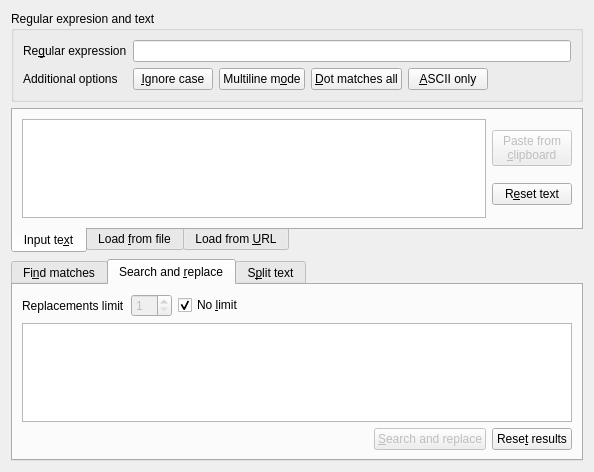
This is GUI/bret.ui in Hamza5/Basic-Regular-Expressions-Tester as Qt 5 draws it before an edit. The edited form follows.
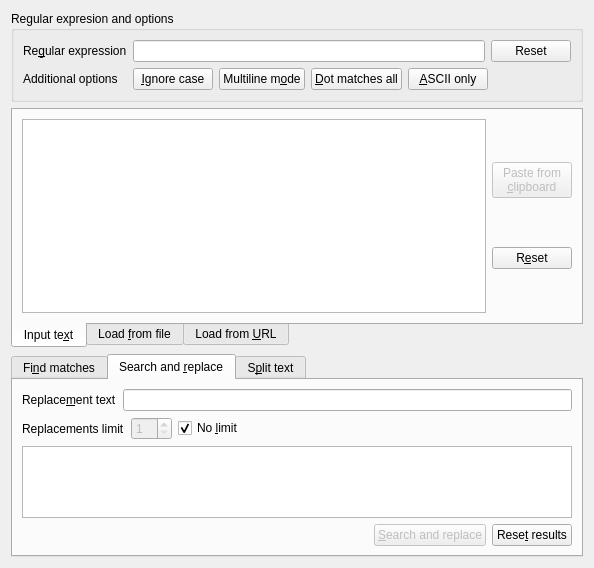
This is the edited form. The open tabs and pages were chosen to show the change. Icons and pictures are not drawn.

The edit to the form file:
```diff
--- a/GUI/bret.ui
+++ b/GUI/bret.ui
@@ -8,7 +8,7 @@
     <x>0</x>
     <y>0</y>
     <width>594</width>
-    <height>472</height>
+    <height>561</height>
    </rect>
   </property>
   <property name="windowTitle">
@@ -24,7 +24,7 @@
       </sizepolicy>
      </property>
      <property name="title">
-      <string>Regular expresion and text</string>
+      <string>Regular expresion and options</string>
      </property>
      <layout class="QFormLayout" name="formLayout_2">
       <property name="fieldGrowthPolicy">
@@ -41,7 +41,25 @@
        </widget>
       </item>
       <item row="0" column="1">
-       <widget class="QLineEdit" name="RegExpLineEdit"/>
+       <layout class="QHBoxLayout" name="RegExpLayout">
+        <item>
+         <widget class="QLineEdit" name="RegExpLineEdit">
+          <property name="whatsThis">
+           <string>Type here the regular expression in Python syntax</string>
+          </property>
+         </widget>
+        </item>
+        <item>
+         <widget class="QPushButton" name="ResetRegExpPushButton">
+          <property name="text">
+           <string>Reset</string>
+          </property>
+          <property name="icon">
+           <iconset theme="edit-clear"/>
+          </property>
+         </widget>
+        </item>
+       </layout>
       </item>
       <item row="1" column="0">
        <widget class="QLabel" name="RegExpOptionsLabel">
@@ -99,6 +117,12 @@
    </item>
    <item>
     <widget class="QTabWidget" name="MethodTabWidget">
+     <property name="sizePolicy">
+      <sizepolicy hsizetype="Expanding" vsizetype="Expanding">
+       <horstretch>0</horstretch>
+       <verstretch>0</verstretch>
+      </sizepolicy>
+     </property>
      <property name="tabPosition">
       <enum>QTabWidget::South</enum>
      </property>
@@ -110,7 +134,7 @@
        <item>
         <widget class="QPlainTextEdit" name="TextEdit">
          <property name="sizePolicy">
-          <sizepolicy hsizetype="Expanding" vsizetype="Expanding">
+          <sizepolicy hsizetype="Expanding" vsizetype="Minimum">
            <horstretch>0</horstretch>
            <verstretch>0</verstretch>
           </sizepolicy>
@@ -142,7 +166,10 @@
          <item>
           <widget class="QPushButton" name="ResetTextPushButton">
            <property name="text">
-            <string>R&amp;eset text</string>
+            <string>R&amp;eset</string>
+           </property>
+           <property name="icon">
+            <iconset theme="edit-clear"/>
            </property>
           </widget>
          </item>
@@ -337,6 +364,23 @@
        <string>Search and &amp;replace</string>
       </attribute>
       <layout class="QVBoxLayout" name="verticalLayout_2">
+       <item>
+        <layout class="QHBoxLayout" name="ReplacementTextLayout">
+         <item>
+          <widget class="QLabel" name="ReplacementTextLabel">
+           <property name="text">
+            <string>Replace&amp;ment text</string>
+           </property>
+           <property name="buddy">
+            <cstring>ReplacementTextLineEdit</cstring>
+           </property>
+          </widget>
+         </item>
+         <item>
+          <widget class="QLineEdit" name="ReplacementTextLineEdit"/>
+         </item>
+        </layout>
+       </item>
        <item>
         <layout class="QHBoxLayout" name="ReplacementsLayout">
          <item>
@@ -375,10 +419,21 @@
            </property>
           </widget>
          </item>
+         <item>
+          <widget class="QLabel" name="NumberOfReplacementsLabel">
+           <property name="text">
+            <string/>
+           </property>
+          </widget>
+         </item>
         </layout>
        </item>
        <item>
-        <widget class="QTextBrowser" name="ReplacementsTextBrowser"/>
+        <widget class="QPlainTextEdit" name="ReplacementsPlainTextEdit">
+         <property name="readOnly">
+          <bool>true</bool>
+         </property>
+        </widget>
        </item>
        <item>
         <layout class="QHBoxLayout" name="ReplaceButtonsLayout">
```
Left out of the diff: 94 changed lines with no effect on the pictures.
